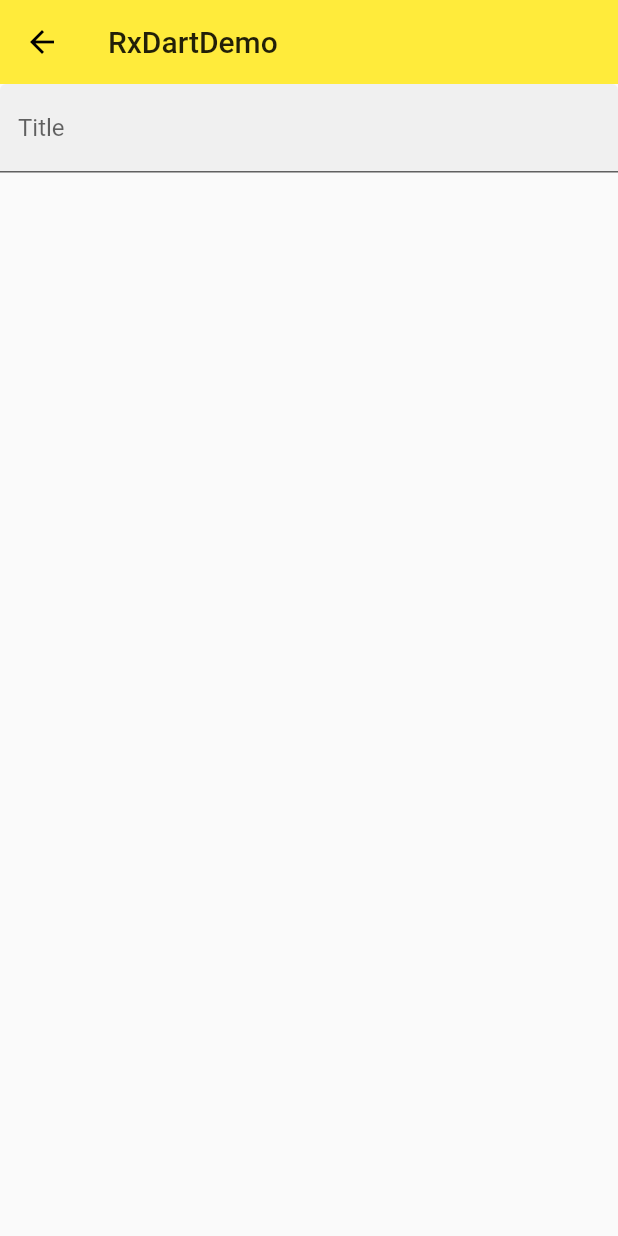
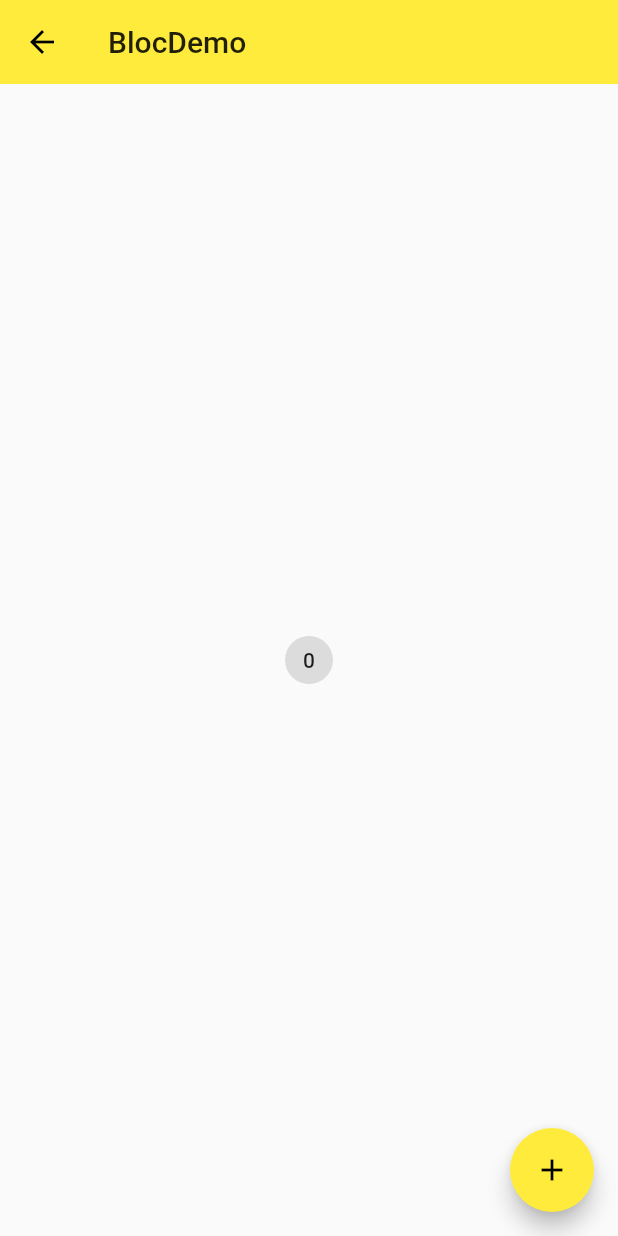
Before and after one commit to judastatus/helloflutter, a Flutter app: the screen it shows after launch, on a phone screen of 412 x 824 dp. Run offline on Flutter 3.47's test engine with Material 2 defaults, Android fonts, the phone set to English and light mode, and no system bars; our stand-ins replace rxdart; missing offline and left inert: dart:ffi.

Commit message:
feat:block

```diff
--- /dev/null
+++ b/lib/demo/bloc/bloc_demo.dart
@@ -0,0 +1,20 @@
+import 'package:flutter/material.dart';
+// import 'package:ninghao_flutter/demo/bloc/counter_bloc_demo.dart';
+import 'package:helloflutter/demo/bloc/count_bloc_demo.dart';
+
+class BlocDemo extends StatelessWidget {
+  @override
+  Widget build(BuildContext context) {
+    return CounterProvider(
+      bloc: CounterBloc(),
+      child: Scaffold(
+        appBar: AppBar(
+          title: Text('BlocDemo'),
+          elevation: 0.0,
+        ),
+        body: CounterHome(),
+        floatingActionButton: CounterActionButton(),
+      ),
+    );
+  }
+}
--- /dev/null
+++ b/lib/demo/bloc/count_bloc_demo.dart
@@ -0,0 +1,88 @@
+import 'dart:async';
+
+import 'package:flutter/material.dart';
+
+class CounterHome extends StatelessWidget {
+  @override
+  Widget build(BuildContext context) {
+    CounterBloc _counterBloc = CounterProvider.of(context).bloc;
+
+    return Center(
+      child: StreamBuilder(
+        initialData: 0,
+        stream: _counterBloc.count,
+        builder: (context, snapshot) {
+          return ActionChip(
+            label: Text('${snapshot.data}'),
+            onPressed: () {
+              // _counterBloc.log();
+              _counterBloc.counter.add(1);
+            },
+          );
+        },
+      ),
+    );
+  }
+}
+
+class CounterActionButton extends StatelessWidget {
+  @override
+  Widget build(BuildContext context) {
+    CounterBloc _counterBloc = CounterProvider.of(context).bloc;
+
+    return FloatingActionButton(
+      child: Icon(Icons.add),
+      onPressed: () {
+        // _counterBloc.log();
+        _counterBloc.counter.add(1);
+      },
+    );
+  }
+}
+
+class CounterProvider extends InheritedWidget {
+  final Widget child;
+  final CounterBloc bloc;
+
+  CounterProvider({
+    this.child,
+    this.bloc,
+  }) : super(child: child);
+
+  static CounterProvider of(BuildContext context) =>
+      context.dependOnInheritedWidgetOfExactType(aspect: CounterProvider);
+
+  @override
+  bool updateShouldNotify(CounterProvider oldWidget) {
+    return true;
+  }
+}
+
+class CounterBloc {
+  int _count = 0;
+
+  final _counterActionController = StreamController<int>();
+  StreamSink<int> get counter => _counterActionController.sink;
+
+  final _counterController = StreamController<int>();
+  Stream<int> get count => _counterController.stream;
+
+  CounterBloc() {
+    _counterActionController.stream.listen(onData);
+  }
+
+  void onData(int data) {
+    print('$data');
+    _count = data + _count;
+    _counterController.add(_count);
+  }
+
+  void disponse() {
+    _counterActionController.close();
+    _counterController.close();
+  }
+
+  void log() {
+    print('BLoC');
+  }
+}
--- a/lib/main.dart
+++ b/lib/main.dart
@@ -2,6 +2,7 @@ import 'dart:ffi';
 
 import 'package:flutter/material.dart';
 import 'package:helloflutter/demo/basic_demo.dart';
+import 'package:helloflutter/demo/bloc/bloc_demo.dart';
 import 'package:helloflutter/demo/bottom_navigation_bar_demo.dart';
 import 'package:helloflutter/demo/component_demo.dart';
 import 'package:helloflutter/demo/drawer_demo.dart';
@@ -15,6 +16,7 @@ import 'package:helloflutter/demo/view_demo.dart';
 import 'demo/listview_demo.dart';
 import 'demo/hello_demo.dart';
 import 'demo/navigator_demo.dart';
+import 'demo/bloc/bloc_demo.dart';
 
 void main() {
   runApp(App());
@@ -25,7 +27,7 @@ class App extends StatelessWidget {
   Widget build(BuildContext context) {
     return MaterialApp(
       debugShowCheckedModeBanner: false,
-      initialRoute: "/rxdart",
+      initialRoute: "/bloc",
       // home: Home(),
       routes: {
         "/": (context) => Home(),
@@ -34,7 +36,8 @@ class App extends StatelessWidget {
         "/com": (context) => ComponentDemo(),
         "/state": (context) => StateManagementDemo(),
         "/stream": (context) => StreamDemo(),
-        "/rxdart": (context) => RxDartDemo()
+        "/rxdart": (context) => RxDartDemo(),
+        "/bloc": (context) => BlocDemo()
       },
       theme: ThemeData(
           primarySwatch: Colors.yellow,
```
